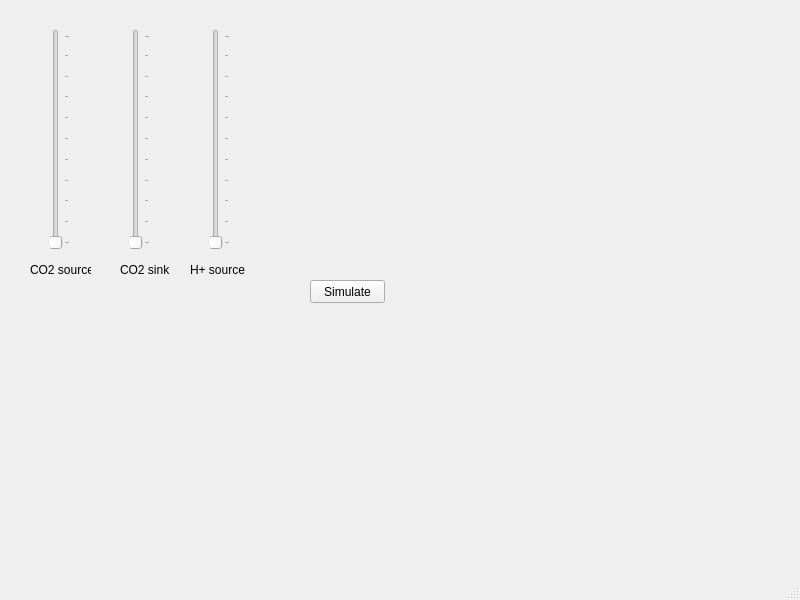
This is src1/testUi01.ui in hsorby/pH-PyApp as Qt 5 draws it before an edit. The edited form follows.
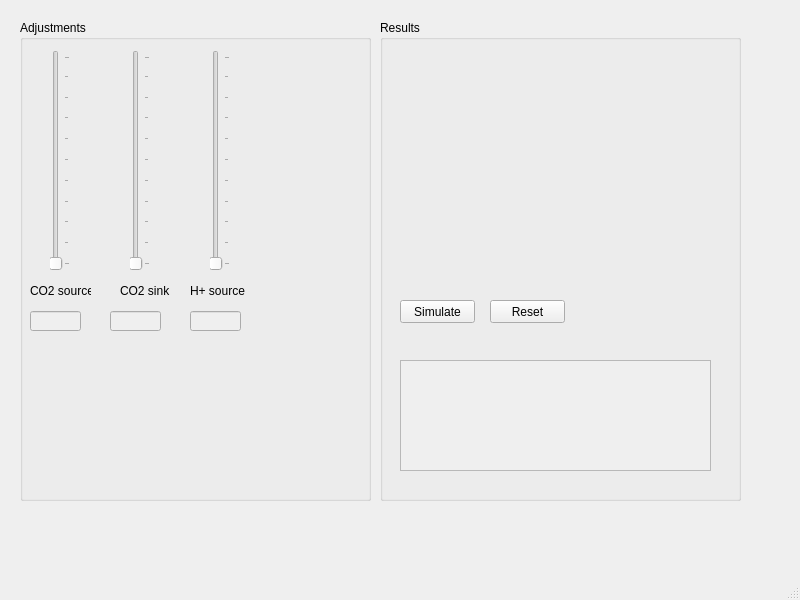
This is the edited form. Custom widgets are drawn as their Qt base class.

Commit message: Added new widgets, adjusted layout, improved some widget names.

```diff
--- a/src1/testUi01.ui
+++ b/src1/testUi01.ui
@@ -14,66 +14,23 @@
    <string>MainWindow</string>
   </property>
   <widget class="QWidget" name="centralwidget">
-   <widget class="QPushButton" name="pushButton">
+   <widget class="QGroupBox" name="groupBox">
     <property name="geometry">
      <rect>
-      <x>310</x>
-      <y>280</y>
-      <width>75</width>
-      <height>23</height>
+      <x>20</x>
+      <y>20</y>
+      <width>351</width>
+      <height>481</height>
      </rect>
     </property>
-    <property name="text">
-     <string>Simulate</string>
+    <property name="title">
+     <string>Adjustments</string>
     </property>
-   </widget>
-   <widget class="QSlider" name="co2Source">
-    <property name="geometry">
-     <rect>
-      <x>50</x>
-      <y>29</y>
-      <width>20</width>
-      <height>221</height>
-     </rect>
-    </property>
-    <property name="orientation">
-     <enum>Qt::Vertical</enum>
-    </property>
-    <property name="tickPosition">
-     <enum>QSlider::TicksBelow</enum>
-    </property>
-   </widget>
    <widget class="QSlider" name="co2Sink">
     <property name="geometry">
      <rect>
-      <x>130</x>
-      <y>29</y>
-      <width>20</width>
-      <height>221</height>
-     </rect>
-    </property>
-    <property name="orientation">
-     <enum>Qt::Vertical</enum>
-    </property>
-    <property name="tickPosition">
-     <enum>QSlider::TicksBelow</enum>
-    </property>
-   </widget>
-   <widget class="MatplotlibWidget" name="widget" native="true">
-    <property name="geometry">
-     <rect>
-      <x>310</x>
+       <x>110</x>
       <y>30</y>
-      <width>291</width>
-      <height>231</height>
-     </rect>
-    </property>
-   </widget>
-   <widget class="QSlider" name="protonSource">
-    <property name="geometry">
-     <rect>
-      <x>210</x>
-      <y>29</y>
       <width>20</width>
       <height>221</height>
      </rect>
@@ -88,8 +45,8 @@
    <widget class="QLabel" name="co2SourceLabel">
     <property name="geometry">
      <rect>
-      <x>30</x>
-      <y>260</y>
+       <x>10</x>
+       <y>261</y>
       <width>61</width>
       <height>20</height>
      </rect>
@@ -98,11 +55,27 @@
      <string>CO2 source</string>
     </property>
    </widget>
+    <widget class="QSlider" name="protonSource">
+     <property name="geometry">
+      <rect>
+       <x>190</x>
+       <y>30</y>
+       <width>20</width>
+       <height>221</height>
+      </rect>
+     </property>
+     <property name="orientation">
+      <enum>Qt::Vertical</enum>
+     </property>
+     <property name="tickPosition">
+      <enum>QSlider::TicksBelow</enum>
+     </property>
+    </widget>
    <widget class="QLabel" name="co2SinkLabel">
     <property name="geometry">
      <rect>
-      <x>120</x>
-      <y>260</y>
+       <x>100</x>
+       <y>261</y>
       <width>51</width>
       <height>20</height>
      </rect>
@@ -111,11 +84,53 @@
      <string>CO2 sink</string>
     </property>
    </widget>
+    <widget class="QSlider" name="co2Source">
+     <property name="geometry">
+      <rect>
+       <x>30</x>
+       <y>30</y>
+       <width>20</width>
+       <height>221</height>
+      </rect>
+     </property>
+     <property name="orientation">
+      <enum>Qt::Vertical</enum>
+     </property>
+     <property name="tickPosition">
+      <enum>QSlider::TicksBelow</enum>
+     </property>
+    </widget>
+    <widget class="QLineEdit" name="protonSourceValue">
+     <property name="enabled">
+      <bool>false</bool>
+     </property>
+     <property name="geometry">
+      <rect>
+       <x>170</x>
+       <y>291</y>
+       <width>51</width>
+       <height>20</height>
+      </rect>
+     </property>
+    </widget>
+    <widget class="QLineEdit" name="co2SinkValue">
+     <property name="enabled">
+      <bool>false</bool>
+     </property>
+     <property name="geometry">
+      <rect>
+       <x>90</x>
+       <y>291</y>
+       <width>51</width>
+       <height>20</height>
+      </rect>
+     </property>
+    </widget>
    <widget class="QLabel" name="protonSourceLabel">
     <property name="geometry">
      <rect>
-      <x>190</x>
-      <y>260</y>
+       <x>170</x>
+       <y>261</y>
       <width>61</width>
       <height>20</height>
      </rect>
@@ -123,6 +138,100 @@
     <property name="text">
      <string>H+ source</string>
     </property>
+    </widget>
+    <widget class="QLineEdit" name="co2SourceValue">
+     <property name="enabled">
+      <bool>false</bool>
+     </property>
+     <property name="geometry">
+      <rect>
+       <x>10</x>
+       <y>291</y>
+       <width>51</width>
+       <height>20</height>
+      </rect>
+     </property>
+    </widget>
+    <zorder>co2Sink</zorder>
+    <zorder>co2SourceLabel</zorder>
+    <zorder>protonSource</zorder>
+    <zorder>co2SinkLabel</zorder>
+    <zorder>co2Source</zorder>
+    <zorder>protonSourceLabel</zorder>
+    <zorder>co2SinkValue</zorder>
+    <zorder>protonSourceValue</zorder>
+    <zorder>co2SourceValue</zorder>
+    <zorder>co2Sink</zorder>
+    <zorder>co2SourceLabel</zorder>
+    <zorder>protonSource</zorder>
+    <zorder>co2SinkLabel</zorder>
+    <zorder>co2Source</zorder>
+    <zorder>protonSourceValue</zorder>
+    <zorder>co2SinkValue</zorder>
+    <zorder>protonSourceLabel</zorder>
+    <zorder>co2SourceValue</zorder>
+   </widget>
+   <widget class="QGroupBox" name="groupBox_2">
+    <property name="geometry">
+     <rect>
+      <x>380</x>
+      <y>20</y>
+      <width>361</width>
+      <height>481</height>
+     </rect>
+    </property>
+    <property name="title">
+     <string>Results</string>
+    </property>
+    <widget class="QPlainTextEdit" name="logText">
+     <property name="enabled">
+      <bool>false</bool>
+     </property>
+     <property name="geometry">
+      <rect>
+       <x>20</x>
+       <y>340</y>
+       <width>311</width>
+       <height>111</height>
+      </rect>
+     </property>
+    </widget>
+    <widget class="QPushButton" name="resetButton">
+     <property name="geometry">
+      <rect>
+       <x>110</x>
+       <y>280</y>
+       <width>75</width>
+       <height>23</height>
+      </rect>
+     </property>
+     <property name="text">
+      <string>Reset</string>
+     </property>
+    </widget>
+    <widget class="QPushButton" name="simulateButton">
+     <property name="geometry">
+      <rect>
+       <x>20</x>
+       <y>280</y>
+       <width>75</width>
+       <height>23</height>
+      </rect>
+     </property>
+     <property name="text">
+      <string>Simulate</string>
+     </property>
+    </widget>
+    <widget class="MatplotlibWidget" name="plotArea" native="true">
+     <property name="geometry">
+      <rect>
+       <x>20</x>
+       <y>30</y>
+       <width>291</width>
+       <height>231</height>
+      </rect>
+     </property>
+    </widget>
    </widget>
   </widget>
   <widget class="QMenuBar" name="menubar">
```
Lines whose indentation alone changed are shown as unchanged. The commit also changes 2 other files.
